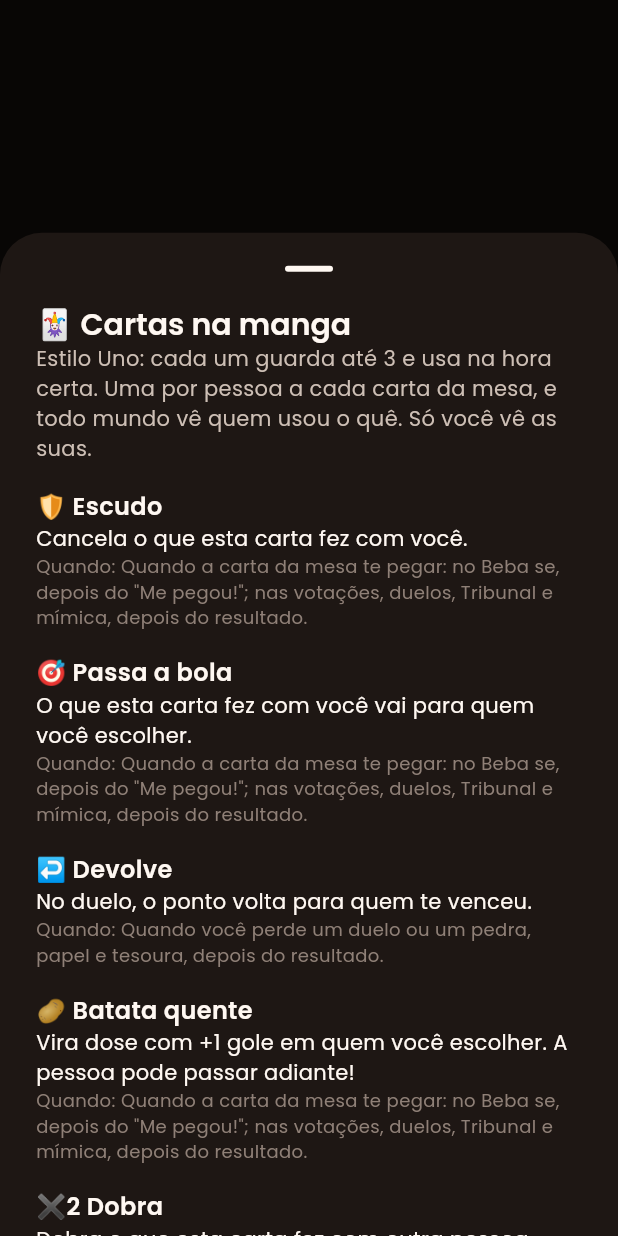
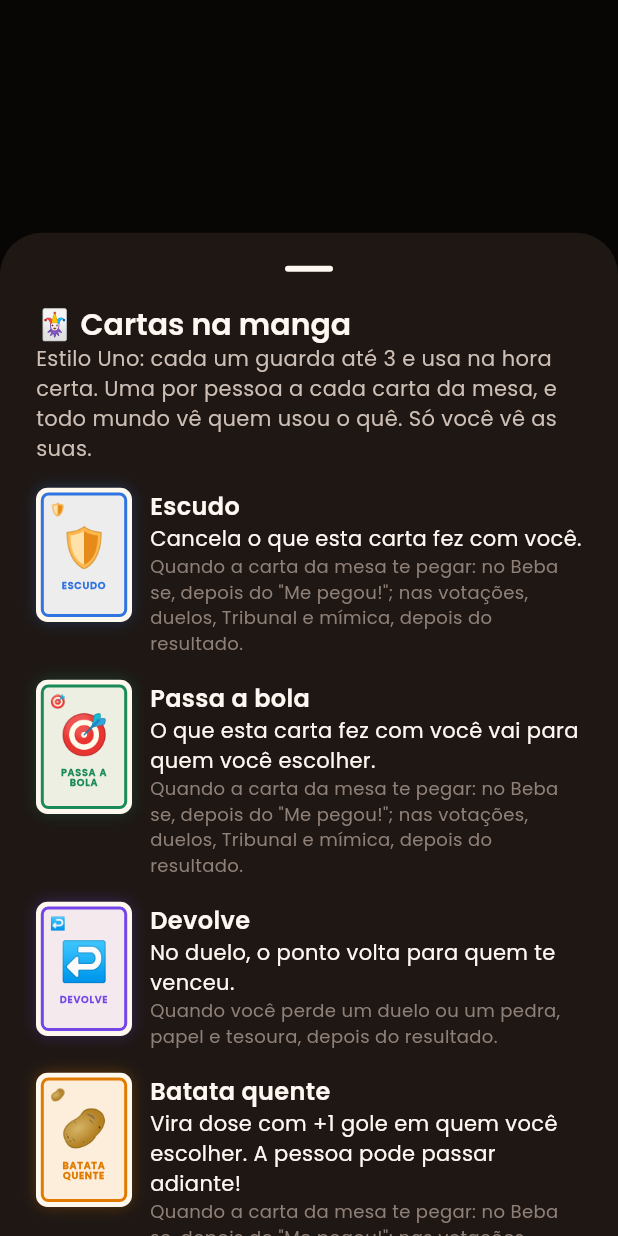
Before and after one commit to advairjunior/BaralhoResenhaApp, a Flutter app: what abrirGuiaDasCartas() shows on an empty page, opened directly, on a phone screen of 412 x 824 dp. Run offline on Flutter 3.47's test engine with Material 3 defaults, Android fonts, the phone set to English and light mode, and no system bars; our stand-ins replace camera, clock, image_picker, qr_flutter, share_plus, shared_preferences and 1 more; missing offline and left inert: dart:js_interop; accounts and stored records are empty.

Commit message:
feat: cartas na manga com cara de carta
A mão vira um leque de cartinhas (papel claro, moldura na cor de cada
carta, emoji grande e nome); a que vale agora brilha com o selo "PODE
USAR" e as outras ficam apagadas. A ficha e o guia mostram a cartinha.

Co-Authored-By: Claude Opus 5.5 <noreply@anthropic.com>

```diff
--- a/cliente/lib/telas/cartas_na_manga.dart
+++ b/cliente/lib/telas/cartas_na_manga.dart
@@ -1,3 +1,5 @@
+import 'dart:math';
+
 import 'package:flutter/material.dart';
 
 import '../dominio/modelos.dart';
@@ -33,7 +35,8 @@ extension VisualDaCartaNaManga on CartaNaManga {
   String get quando => switch (this) {
     CartaNaManga.devolve => 'Quando você perde um duelo ou um pedra, papel e tesoura, depois do resultado.',
     CartaNaManga.dobra => 'Quando a carta da mesa pegou outra pessoa (não você).',
-        _ => 'Quando a carta da mesa te pegar: no Beba se, depois do "Me pegou!"; '
+    _ =>
+      'Quando a carta da mesa te pegar: no Beba se, depois do "Me pegou!"; '
           'nas votações, duelos, Tribunal e mímica, depois do resultado.',
   };
 
@@ -41,13 +44,24 @@ extension VisualDaCartaNaManga on CartaNaManga {
     CartaNaManga.escudo => 'A carta mandou você beber 2? Escudo, e você não leva nada.',
     CartaNaManga.passaABola => 'O Tribunal te condenou? Passa a bola para a Bia, e ela leva no seu lugar.',
     CartaNaManga.devolve => 'Perdeu no pedra, papel e tesoura para o Caio? Devolve, e quem leva é ele.',
-        CartaNaManga.batataQuente => 'Você levou 2 goles: joga no Caio, ele recebe 3. '
+    CartaNaManga.batataQuente =>
+      'Você levou 2 goles: joga no Caio, ele recebe 3. '
           'Se o Caio tiver uma batata, joga na Bia com 4…',
     CartaNaManga.dobra => 'O Caio levou 1 ponto? Dobra, e ele leva 2.',
   };
 
+  /// A cor da moldura, como o naipe da carta.
+  Color get cor => switch (this) {
+    CartaNaManga.escudo => const Color(0xFF2F74E0),
+    CartaNaManga.passaABola => const Color(0xFF1B8A5A),
+    CartaNaManga.devolve => const Color(0xFF7446E8),
+    CartaNaManga.batataQuente => const Color(0xFFE07A00),
+    CartaNaManga.dobra => const Color(0xFFD9452A),
+  };
+
   /// Precisa escolher em quem jogar?
-  bool get temAlvo => this == CartaNaManga.passaABola || this == CartaNaManga.batataQuente || this == CartaNaManga.dobra;
+  bool get temAlvo =>
+      this == CartaNaManga.passaABola || this == CartaNaManga.batataQuente || this == CartaNaManga.dobra;
 }
 
 /// Por que a carta não pode ser usada agora (nulo: pode).
@@ -86,8 +100,11 @@ class MinhaMao extends StatelessWidget {
       builder: (context) => SafeArea(
         child: SingleChildScrollView(
           padding: const EdgeInsets.fromLTRB(EspacoBaralho.grande, 0, EspacoBaralho.grande, EspacoBaralho.grande),
-          child: Column(mainAxisSize: MainAxisSize.min, crossAxisAlignment: CrossAxisAlignment.stretch, children: [
-            Text('${carta.emoji} ${carta.titulo}', style: Theme.of(context).textTheme.headlineSmall),
+          child: Column(
+            mainAxisSize: MainAxisSize.min,
+            crossAxisAlignment: CrossAxisAlignment.stretch,
+            children: [
+              Center(child: Cartinha(carta: carta, largura: 132)),
               const SizedBox(height: EspacoBaralho.medio),
               const Text('O que faz', style: TextStyle(fontWeight: FontWeight.w600)),
               Text(carta.explicacao, style: const TextStyle(height: 1.4)),
@@ -99,14 +116,19 @@ class MinhaMao extends StatelessWidget {
               Text(carta.exemplo, style: const TextStyle(height: 1.4, color: CoresBaralho.textoSecundario)),
               const SizedBox(height: EspacoBaralho.base),
               if (impedimento != null) ...[
-              Text('⏳ $impedimento',
+                Text(
+                  '⏳ $impedimento',
                   textAlign: TextAlign.center,
-                  style: const TextStyle(color: CoresBaralho.textoSecundario, fontWeight: FontWeight.w600)),
+                  style: const TextStyle(color: CoresBaralho.textoSecundario, fontWeight: FontWeight.w600),
+                ),
                 const SizedBox(height: EspacoBaralho.medio),
                 OutlinedButton(onPressed: () => Navigator.pop(context), child: const Text('Guardar para depois')),
               ] else if (carta.temAlvo) ...[
-              const Text('✅ Dá para usar agora. Em quem jogar?',
-                  textAlign: TextAlign.center, style: TextStyle(color: CoresBaralho.ambar, fontWeight: FontWeight.w600)),
+                const Text(
+                  '✅ Dá para usar agora. Em quem jogar?',
+                  textAlign: TextAlign.center,
+                  style: TextStyle(color: CoresBaralho.ambar, fontWeight: FontWeight.w600),
+                ),
                 const SizedBox(height: EspacoBaralho.medio),
                 Wrap(
                   alignment: WrapAlignment.center,
@@ -119,18 +141,23 @@ class MinhaMao extends StatelessWidget {
                         onTap: () => Navigator.pop(context, (usar: true, alvo: jogador.id)),
                         child: SizedBox(
                           width: 76,
-                        child: Column(children: [
+                          child: Column(
+                            children: [
                               AvatarDoJogador(jogador: jogador, tamanho: 56),
                               Text(jogador.nome, maxLines: 1, overflow: TextOverflow.ellipsis),
-                        ]),
+                            ],
+                          ),
                         ),
                       ),
                   ],
                 ),
                 TextButton(onPressed: () => Navigator.pop(context), child: const Text('Guardar para depois')),
               ] else ...[
-              const Text('✅ Dá para usar agora.',
-                  textAlign: TextAlign.center, style: TextStyle(color: CoresBaralho.ambar, fontWeight: FontWeight.w600)),
+                const Text(
+                  '✅ Dá para usar agora.',
+                  textAlign: TextAlign.center,
+                  style: TextStyle(color: CoresBaralho.ambar, fontWeight: FontWeight.w600),
+                ),
                 const SizedBox(height: EspacoBaralho.medio),
                 FilledButton(
                   onPressed: () => Navigator.pop(context, (usar: true, alvo: null)),
@@ -138,7 +165,8 @@ class MinhaMao extends StatelessWidget {
                 ),
                 TextButton(onPressed: () => Navigator.pop(context), child: const Text('Guardar para depois')),
               ],
-          ]),
+            ],
+          ),
         ),
       ),
     );
@@ -156,30 +184,52 @@ class MinhaMao extends StatelessWidget {
         borderRadius: BorderRadius.circular(14),
         border: Border.all(color: CoresBaralho.borda),
       ),
-      child: Column(crossAxisAlignment: CrossAxisAlignment.stretch, children: [
-        Row(children: [
-          const Expanded(child: Text('🃏 Suas cartas na manga', style: TextStyle(fontWeight: FontWeight.w600))),
+      child: Column(
+        crossAxisAlignment: CrossAxisAlignment.stretch,
+        children: [
+          Row(
+            children: [
+              const Expanded(
+                child: Text('🃏 Sua mão', style: TextStyle(fontWeight: FontWeight.w600)),
+              ),
               TextButton(
                 key: const Key('guia-das-cartas'),
                 onPressed: () => abrirGuiaDasCartas(context),
                 child: const Text('ⓘ Como funcionam'),
               ),
-        ]),
-        const Text('Toque numa carta para ver o que ela faz.',
-            style: TextStyle(fontSize: 12, color: CoresBaralho.textoApagado)),
+            ],
+          ),
+          const Text(
+            'Toque numa carta para ver o que ela faz.',
+            style: TextStyle(fontSize: 12, color: CoresBaralho.textoApagado),
+          ),
           const SizedBox(height: EspacoBaralho.pequeno),
-        Wrap(spacing: EspacoBaralho.pequeno, runSpacing: EspacoBaralho.pequeno, children: [
+          const SizedBox(height: EspacoBaralho.pequeno),
+          Row(
+            mainAxisAlignment: MainAxisAlignment.center,
+            crossAxisAlignment: CrossAxisAlignment.end,
+            children: [
               for (final (indice, carta) in visao.minhaMao.indexed)
-            ActionChip(
-              key: Key(indice == visao.minhaMao.indexOf(carta) ? 'manga-${carta.name}' : 'manga-${carta.name}-$indice'),
-              avatar: Text(carta.emoji),
-              label: Text(carta.titulo),
-              backgroundColor:
-                  _impedimento(visao, rodada, carta) == null ? CoresBaralho.ambarEscuro : CoresBaralho.superficieElevada,
-              onPressed: () => _abrirFicha(context, carta),
+                Padding(
+                  padding: const EdgeInsets.symmetric(horizontal: 6),
+                  child: Transform.rotate(
+                    // Em leque, como na mão de verdade.
+                    angle: (indice - (visao.minhaMao.length - 1) / 2) * 0.08,
+                    child: Cartinha(
+                      key: Key(
+                        indice == visao.minhaMao.indexOf(carta) ? 'manga-${carta.name}' : 'manga-${carta.name}-$indice',
                       ),
-        ]),
-      ]),
+                      carta: carta,
+                      largura: 92,
+                      podeUsar: _impedimento(visao, rodada, carta) == null,
+                      aoTocar: () => _abrirFicha(context, carta),
+                    ),
+                  ),
+                ),
+            ],
+          ),
+        ],
+      ),
     );
   }
 }
@@ -214,15 +264,20 @@ class UsosDasCartas extends StatelessWidget {
     if (frases.isEmpty) return const SizedBox.shrink();
     return Padding(
       padding: const EdgeInsets.only(bottom: EspacoBaralho.base),
-      child: Column(crossAxisAlignment: CrossAxisAlignment.stretch, children: [
+      child: Column(
+        crossAxisAlignment: CrossAxisAlignment.stretch,
+        children: [
           for (final frase in frases)
             Padding(
               padding: const EdgeInsets.only(bottom: EspacoBaralho.mini),
-            child: Text(frase,
+              child: Text(
+                frase,
                 textAlign: TextAlign.center,
-                style: const TextStyle(color: CoresBaralho.ambar, fontWeight: FontWeight.w600, fontSize: 15)),
+                style: const TextStyle(color: CoresBaralho.ambar, fontWeight: FontWeight.w600, fontSize: 15),
               ),
-      ]),
+            ),
+        ],
+      ),
     );
   }
 }
@@ -239,7 +294,9 @@ Future<void> abrirGuiaDasCartas(BuildContext context) => showModalBottomSheet<vo
     builder: (context, rolagem) => SingleChildScrollView(
       controller: rolagem,
       padding: const EdgeInsets.fromLTRB(EspacoBaralho.grande, 0, EspacoBaralho.grande, EspacoBaralho.grande),
-          child: Column(crossAxisAlignment: CrossAxisAlignment.stretch, children: [
+      child: Column(
+        crossAxisAlignment: CrossAxisAlignment.stretch,
+        children: [
           Text('🃏 Cartas na manga', style: Theme.of(context).textTheme.titleLarge),
           const Text(
             'Estilo Uno: cada um guarda até 3 e usa na hora certa. Uma por pessoa a cada carta da mesa, '
@@ -250,12 +307,26 @@ Future<void> abrirGuiaDasCartas(BuildContext context) => showModalBottomSheet<vo
           for (final carta in CartaNaManga.values)
             Padding(
               padding: const EdgeInsets.only(bottom: EspacoBaralho.base),
-                child: Column(crossAxisAlignment: CrossAxisAlignment.start, children: [
-                  Text('${carta.emoji} ${carta.titulo}', style: const TextStyle(fontWeight: FontWeight.w600, fontSize: 16)),
+              child: Row(
+                crossAxisAlignment: CrossAxisAlignment.start,
+                children: [
+                  Cartinha(carta: carta, largura: 64),
+                  const SizedBox(width: EspacoBaralho.medio),
+                  Expanded(
+                    child: Column(
+                      crossAxisAlignment: CrossAxisAlignment.start,
+                      children: [
+                        Text(carta.titulo, style: const TextStyle(fontWeight: FontWeight.w600, fontSize: 16)),
                         Text(carta.explicacao, style: const TextStyle(height: 1.4)),
-                  Text('Quando: ${carta.quando}',
-                      style: const TextStyle(fontSize: 12, height: 1.4, color: CoresBaralho.textoApagado)),
-                ]),
+                        Text(
+                          carta.quando,
+                          style: const TextStyle(fontSize: 12, height: 1.4, color: CoresBaralho.textoApagado),
+                        ),
+                      ],
+                    ),
+                  ),
+                ],
+              ),
             ),
           const Text('Como ganhar mais', style: TextStyle(fontWeight: FontWeight.w600, fontSize: 16)),
           const Text(
@@ -266,7 +337,125 @@ Future<void> abrirGuiaDasCartas(BuildContext context) => showModalBottomSheet<vo
           ),
           const SizedBox(height: EspacoBaralho.base),
           FilledButton(onPressed: () => Navigator.pop(context), child: const Text('Entendi 👍')),
-          ]),
+        ],
+      ),
     ),
   ),
 );
+
+/// Tinta das cartas: o "2" do Dobra e os emojis de texto ficam escuros no papel claro.
+const _tinta = Color(0xFF241812);
+
+/// A carta na manga com cara de carta de baralho: papel claro, moldura na cor
+/// da carta, o emoji grande e o nome. A que vale agora brilha.
+class Cartinha extends StatelessWidget {
+  const Cartinha({super.key, required this.carta, required this.largura, this.podeUsar, this.aoTocar});
+
+  final CartaNaManga carta;
+  final double largura;
+
+  /// Nulo: só mostra (ficha e guia). Falso: apagada. Verdadeiro: brilha e diz "pode usar".
+  final bool? podeUsar;
+  final VoidCallback? aoTocar;
+
+  @override
+  Widget build(BuildContext context) {
+    final altura = largura * 88 / 63;
+    final apagada = podeUsar == false;
+    final carta = this.carta;
+    final corpo = Container(
+      width: largura,
+      height: altura,
+      padding: EdgeInsets.all(largura * 0.05),
+      decoration: BoxDecoration(
+        color: const Color(0xFFFFF8EE),
+        borderRadius: BorderRadius.circular(largura * 0.12),
+        boxShadow: [
+          BoxShadow(
+            color: (podeUsar == true ? CoresBaralho.ambar : carta.cor).withValues(alpha: podeUsar == true ? 0.7 : 0.3),
+            blurRadius: podeUsar == true ? 18 : 8,
+            spreadRadius: podeUsar == true ? 1 : 0,
+          ),
+        ],
+      ),
+      child: Container(
+        decoration: BoxDecoration(
+          borderRadius: BorderRadius.circular(largura * 0.08),
+          border: Border.all(color: carta.cor, width: max(2, largura * 0.03)),
+          color: carta.cor.withValues(alpha: 0.08),
+        ),
+        child: Stack(
+          children: [
+            Positioned(
+              top: 3,
+              left: 4,
+              child: Text(carta.emoji, style: TextStyle(fontSize: largura * 0.13, color: _tinta)),
+            ),
+            Positioned.fill(
+              child: Padding(
+                padding: EdgeInsets.fromLTRB(2, largura * 0.1, 2, largura * (podeUsar == true ? 0.2 : 0.1)),
+                // Encolhe para caber: nome de duas linhas numa cartinha pequena.
+                child: FittedBox(
+                  fit: BoxFit.scaleDown,
+                  child: SizedBox(
+                    width: largura * 0.8,
+                    child: Column(
+                      mainAxisSize: MainAxisSize.min,
+                      children: [
+                        Text(carta.emoji, style: TextStyle(fontSize: largura * 0.42, color: _tinta)),
+                        SizedBox(height: largura * 0.04),
+                        Padding(
+                          padding: const EdgeInsets.symmetric(horizontal: 2),
+                          child: Text(
+                            carta.titulo.toUpperCase(),
+                            textAlign: TextAlign.center,
+                            maxLines: 2,
+                            style: TextStyle(
+                              fontSize: largura * 0.105,
+                              fontWeight: FontWeight.w800,
+                              letterSpacing: 0.5,
+                              height: 1.1,
+                              color: carta.cor,
+                            ),
+                          ),
+                        ),
+                      ],
+                    ),
+                  ),
+                ),
+              ),
+            ),
+            if (podeUsar == true)
+              Positioned(
+                bottom: 3,
+                left: 0,
+                right: 0,
+                child: Center(
+                  child: Container(
+                    padding: const EdgeInsets.symmetric(horizontal: 6, vertical: 1),
+                    decoration: BoxDecoration(color: CoresBaralho.ambar, borderRadius: BorderRadius.circular(99)),
+                    child: Text(
+                      'PODE USAR',
+                      style: TextStyle(
+                        fontSize: largura * 0.085,
+                        fontWeight: FontWeight.w800,
+                        color: const Color(0xFF241812),
+                      ),
+                    ),
+                  ),
+                ),
+              ),
+          ],
+        ),
+      ),
+    );
+    return Semantics(
+      button: aoTocar != null,
+      label: carta.titulo,
+      child: GestureDetector(
+        onTap: aoTocar,
+        child: Opacity(opacity: apagada ? 0.6 : 1, child: corpo),
+      ),
+    );
+  }
+}
```
Also changed, not shown: 1 other file. Lines whose indentation alone changed are shown as unchanged.
